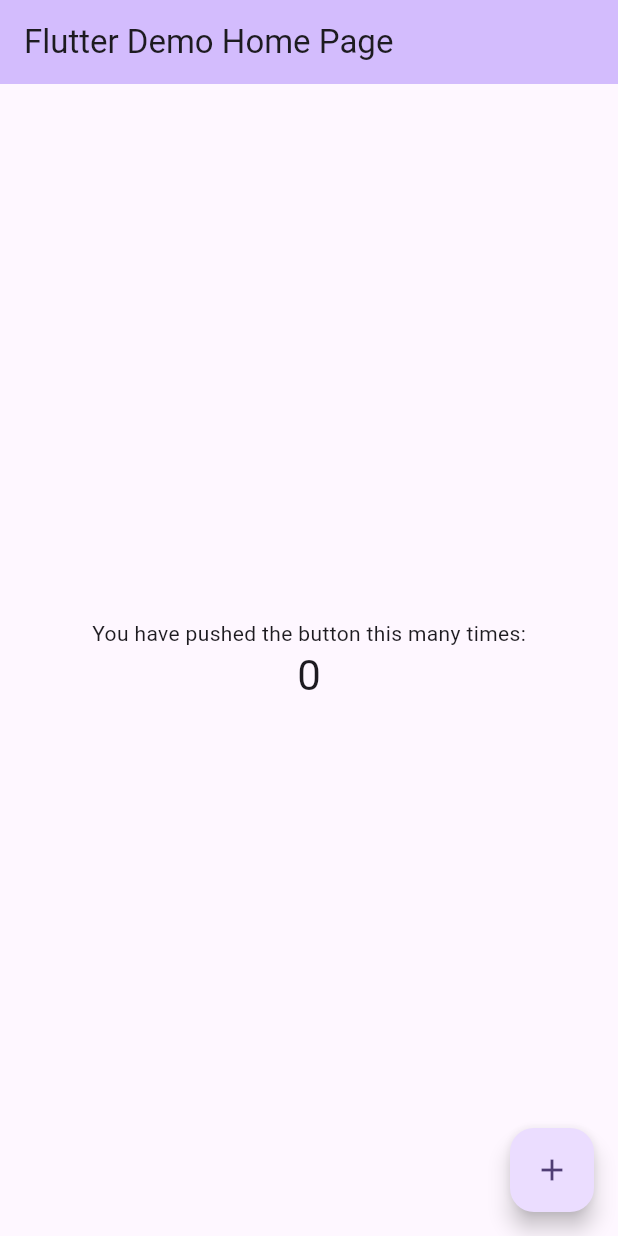
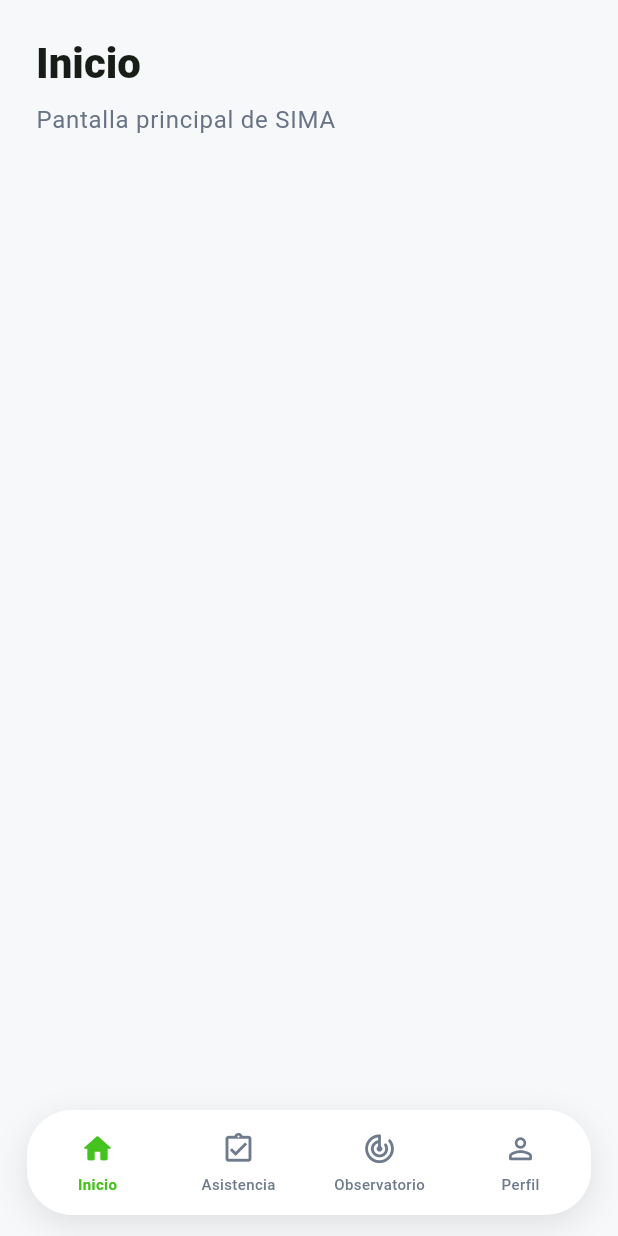
Before and after one commit to tatalds81-cmyk/SIMA-FRONTEND-MOVIL, a Flutter app: the screen it shows after launch, on a phone screen of 412 x 824 dp. Run offline on Flutter 3.47's test engine with Material 3 defaults, Android fonts, the phone set to English and light mode, and no system bars.

Commit message:
feat: navbar esteban

```diff
--- /dev/null
+++ b/lib/features/access.dart
@@ -0,0 +1,40 @@
+import 'package:flutter/material.dart';
+import 'package:sima_movil_froned/features/attendance/attendance_page.dart';
+import 'package:sima_movil_froned/features/home/home_page.dart';
+import 'package:sima_movil_froned/features/observatory/observatory_page.dart';
+import 'package:sima_movil_froned/features/profile/profile_page.dart';
+import 'package:sima_movil_froned/widgets/sima_bottom_nav_bar.dart';
+
+class AccessPage extends StatefulWidget {
+  const AccessPage({super.key});
+
+  @override
+  State<AccessPage> createState() => _AccessPageState();
+}
+
+class _AccessPageState extends State<AccessPage> {
+  int _currentIndex = 0;
+
+  final _pages = const [
+    HomePage(),
+    AttendancePage(),
+    ObservatoryPage(),
+    ProfilePage(),
+  ];
+
+  @override
+  Widget build(BuildContext context) {
+    return Scaffold(
+      extendBody: true,
+      body: IndexedStack(index: _currentIndex, children: _pages),
+      bottomNavigationBar: SimaBottomNavBar(
+        currentIndex: _currentIndex,
+        onItemSelected: (index) {
+          setState(() {
+            _currentIndex = index;
+          });
+        },
+      ),
+    );
+  }
+}
--- /dev/null
+++ b/lib/features/attendance/attendance_page.dart
@@ -0,0 +1,14 @@
+import 'package:flutter/material.dart';
+import 'package:sima_movil_froned/widgets/feature_placeholder.dart';
+
+class AttendancePage extends StatelessWidget {
+  const AttendancePage({super.key});
+
+  @override
+  Widget build(BuildContext context) {
+    return const FeaturePlaceholder(
+      title: 'Asistencia',
+      subtitle: 'Registro y consulta de asistencia',
+    );
+  }
+}
--- /dev/null
+++ b/lib/features/home/home_page.dart
@@ -0,0 +1,14 @@
+import 'package:flutter/material.dart';
+import 'package:sima_movil_froned/widgets/feature_placeholder.dart';
+
+class HomePage extends StatelessWidget {
+  const HomePage({super.key});
+
+  @override
+  Widget build(BuildContext context) {
+    return const FeaturePlaceholder(
+      title: 'Inicio',
+      subtitle: 'Pantalla principal de SIMA',
+    );
+  }
+}
--- /dev/null
+++ b/lib/features/observatory/observatory_page.dart
@@ -0,0 +1,14 @@
+import 'package:flutter/material.dart';
+import 'package:sima_movil_froned/widgets/feature_placeholder.dart';
+
+class ObservatoryPage extends StatelessWidget {
+  const ObservatoryPage({super.key});
+
+  @override
+  Widget build(BuildContext context) {
+    return const FeaturePlaceholder(
+      title: 'Observatorio',
+      subtitle: 'Indicadores y seguimiento',
+    );
+  }
+}
--- /dev/null
+++ b/lib/features/profile/profile_page.dart
@@ -0,0 +1,14 @@
+import 'package:flutter/material.dart';
+import 'package:sima_movil_froned/widgets/feature_placeholder.dart';
+
+class ProfilePage extends StatelessWidget {
+  const ProfilePage({super.key});
+
+  @override
+  Widget build(BuildContext context) {
+    return const FeaturePlaceholder(
+      title: 'Perfil',
+      subtitle: 'Datos del usuario',
+    );
+  }
+}
--- a/lib/main.dart
+++ b/lib/main.dart
@@ -1,121 +1,27 @@
 import 'package:flutter/material.dart';
+import 'package:sima_movil_froned/features/access.dart';
 
 void main() {
-  runApp(const MyApp());
+  runApp(const SimaApp());
 }
 
-class MyApp extends StatelessWidget {
-  const MyApp({super.key});
+class SimaApp extends StatelessWidget {
+  const SimaApp({super.key});
 
-  // This widget is the root of your application.
   @override
   Widget build(BuildContext context) {
     return MaterialApp(
-      title: 'Flutter Demo',
+      debugShowCheckedModeBanner: false,
+      title: 'SIMA',
       theme: ThemeData(
-        // This is the theme of your application.
-        //
-        // TRY THIS: Try running your application with "flutter run". You'll see
-        // the application has a purple toolbar. Then, without quitting the app,
-        // try changing the seedColor in the colorScheme below to Colors.green
-        // and then invoke "hot reload" (save your changes or press the "hot
-        // reload" button in a Flutter-supported IDE, or press "r" if you used
-        // the command line to start the app).
-        //
-        // Notice that the counter didn't reset back to zero; the application
-        // state is not lost during the reload. To reset the state, use hot
-        // restart instead.
-        //
-
-        colorScheme: .fromSeed(seedColor: Colors.deepPurple),
+        colorScheme: ColorScheme.fromSeed(
+          seedColor: const Color(0xFF44C21E),
+          primary: const Color(0xFF44C21E),
+        ),
+        scaffoldBackgroundColor: const Color(0xFFF7F8FA),
+        useMaterial3: true,
       ),
-      home: const MyHomePage(title: 'Flutter Demo Home Page'),
+      home: const AccessPage(),
     );
   }
 }
-
-class MyHomePage extends StatefulWidget {
-  const MyHomePage({super.key, required this.title});
-
-  // This widget is the home page of your application. It is stateful, meaning
-  // that it has a State object (defined below) that contains fields that affect
-  // how it looks.
-
-  // This class is the configuration for the state. It holds the values (in this
-  // case the title) provided by the parent (in this case the App widget) and
-  // used by the build method of the State. Fields in a Widget subclass are
-  // always marked "final".
-
-  final String title;
-
-  @override
-  State<MyHomePage> createState() => _MyHomePageState();
-}
-
-class _MyHomePageState extends State<MyHomePage> {
-  int _counter = 0;
-
-  void _incrementCounter() {
-    setState(() {
-      // This call to setState tells the Flutter framework that something has
-      // changed in this State, which causes it to rerun the build method below
-      // so that the display can reflect the updated values. If we changed
-      // _counter without calling setState(), then the build method would not be
-      // called again, and so nothing would appear to happen.
-      _counter++;
-    });
-  }
-
-  @override
-  Widget build(BuildContext context) {
-    // This method is rerun every time setState is called, for instance as done
-    // by the _incrementCounter method above.
-    //
-    // The Flutter framework has been optimized to make rerunning build methods
-    // fast, so that you can just rebuild anything that needs updating rather
-    // than having to individually change instances of widgets.
-    return Scaffold(
-      appBar: AppBar(
-        // TRY THIS: Try changing the color here to a specific color (to
-        // Colors.amber, perhaps?) and trigger a hot reload to see the AppBar
-        // change color while the other colors stay the same.
-        backgroundColor: Theme.of(context).colorScheme.inversePrimary,
-        // Here we take the value from the MyHomePage object that was created by
-        // the App.build method, and use it to set our appbar title.
-        title: Text(widget.title),
-      ),
-      body: Center(
-        // Center is a layout widget. It takes a single child and positions it
-        // in the middle of the parent.
-        child: Column(
-          // Column is also a layout widget. It takes a list of children and
-          // arranges them vertically. By default, it sizes itself to fit its
-          // children horizontally, and tries to be as tall as its parent.
-          //
-          // Column has various properties to control how it sizes itself and
-          // how it positions its children. Here we use mainAxisAlignment to
-          // center the children vertically; the main axis here is the vertical
-          // axis because Columns are vertical (the cross axis would be
-          // horizontal).
-          //
-          // TRY THIS: Invoke "debug painting" (choose the "Toggle Debug Paint"
-          // action in the IDE, or press "p" in the console), to see the
-          // wireframe for each widget.
-          mainAxisAlignment: .center,
-          children: [
-            const Text('You have pushed the button this many times:'),
-            Text(
-              '$_counter',
-              style: Theme.of(context).textTheme.headlineMedium,
-            ),
-          ],
-        ),
-      ),
-      floatingActionButton: FloatingActionButton(
-        onPressed: _incrementCounter,
-        tooltip: 'Increment',
-        child: const Icon(Icons.add),
-      ),
-    );
-  }
-}
--- /dev/null
+++ b/lib/widgets/feature_placeholder.dart
@@ -0,0 +1,39 @@
+import 'package:flutter/material.dart';
+
+class FeaturePlaceholder extends StatelessWidget {
+  const FeaturePlaceholder({
+    super.key,
+    required this.title,
+    required this.subtitle,
+  });
+
+  final String title;
+  final String subtitle;
+
+  @override
+  Widget build(BuildContext context) {
+    return SafeArea(
+      child: Padding(
+        padding: const EdgeInsets.all(24),
+        child: Column(
+          crossAxisAlignment: CrossAxisAlignment.start,
+          children: [
+            Text(
+              title,
+              style: Theme.of(context).textTheme.headlineMedium?.copyWith(
+                fontWeight: FontWeight.w800,
+              ),
+            ),
+            const SizedBox(height: 8),
+            Text(
+              subtitle,
+              style: Theme.of(context).textTheme.bodyLarge?.copyWith(
+                color: const Color(0xFF687386),
+              ),
+            ),
+          ],
+        ),
+      ),
+    );
+  }
+}
--- /dev/null
+++ b/lib/widgets/sima_bottom_nav_bar.dart
@@ -0,0 +1,92 @@
+import 'package:flutter/material.dart';
+
+class SimaBottomNavBar extends StatelessWidget {
+  const SimaBottomNavBar({
+    super.key,
+    required this.currentIndex,
+    required this.onItemSelected,
+  });
+
+  final int currentIndex;
+  final ValueChanged<int> onItemSelected;
+
+  static const _activeColor = Color(0xFF44C21E);
+  static const _inactiveColor = Color(0xFF6E7B8D);
+
+  @override
+  Widget build(BuildContext context) {
+    final items = [
+      _NavBarItem(icon: Icons.home_rounded, label: 'Inicio'),
+      _NavBarItem(
+        icon: Icons.assignment_turned_in_outlined,
+        label: 'Asistencia',
+      ),
+      _NavBarItem(icon: Icons.track_changes_rounded, label: 'Observatorio'),
+      _NavBarItem(icon: Icons.person_outline_rounded, label: 'Perfil'),
+    ];
+
+    return SafeArea(
+      minimum: const EdgeInsets.fromLTRB(18, 0, 18, 14),
+      child: DecoratedBox(
+        decoration: BoxDecoration(
+          color: Colors.white,
+          borderRadius: BorderRadius.circular(30),
+          boxShadow: [
+            BoxShadow(
+              color: Colors.black.withValues(alpha: 0.10),
+              blurRadius: 18,
+              offset: const Offset(0, 6),
+            ),
+          ],
+        ),
+        child: SizedBox(
+          height: 70,
+          child: Row(
+            mainAxisAlignment: MainAxisAlignment.spaceAround,
+            children: List.generate(items.length, (index) {
+              final item = items[index];
+              final isSelected = currentIndex == index;
+
+              return Expanded(
+                child: InkWell(
+                  borderRadius: BorderRadius.circular(28),
+                  onTap: () => onItemSelected(index),
+                  child: Column(
+                    mainAxisAlignment: MainAxisAlignment.center,
+                    children: [
+                      Icon(
+                        item.icon,
+                        color: isSelected ? _activeColor : _inactiveColor,
+                        size: 23,
+                      ),
+                      const SizedBox(height: 5),
+                      Text(
+                        item.label,
+                        maxLines: 1,
+                        overflow: TextOverflow.ellipsis,
+                        style: TextStyle(
+                          color: isSelected ? _activeColor : _inactiveColor,
+                          fontSize: 10,
+                          fontWeight: isSelected
+                              ? FontWeight.w700
+                              : FontWeight.w500,
+                        ),
+                      ),
+                    ],
+                  ),
+                ),
+              );
+            }),
+          ),
+        ),
+      ),
+    );
+  }
+}
+
+class _NavBarItem {
+  const _NavBarItem({required this.icon, required this.label});
+
+  final IconData icon;
+  final String label;
+}
```
Also changed, not shown: pubspec.lock.
